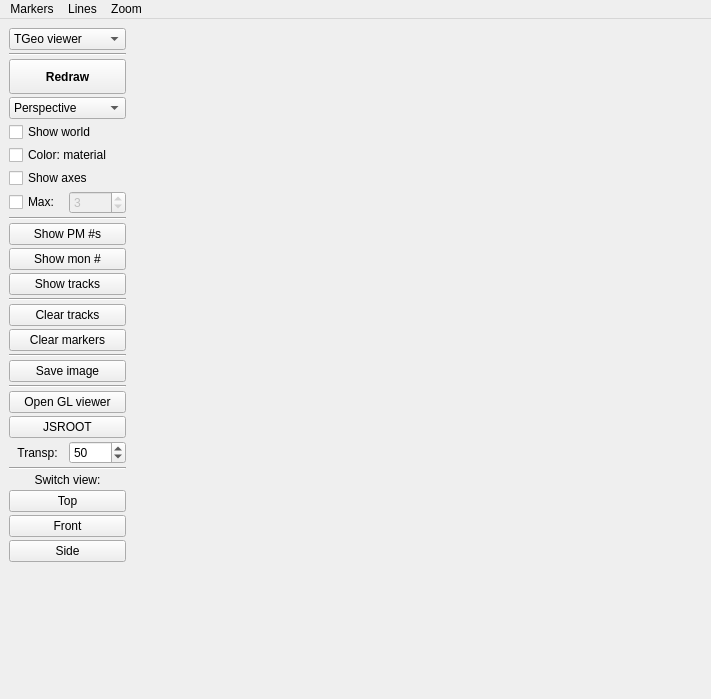
Above: src/gui/geometrywindowclass.ui from andrmor/ANTS2 before the change. Below: the same form after it.
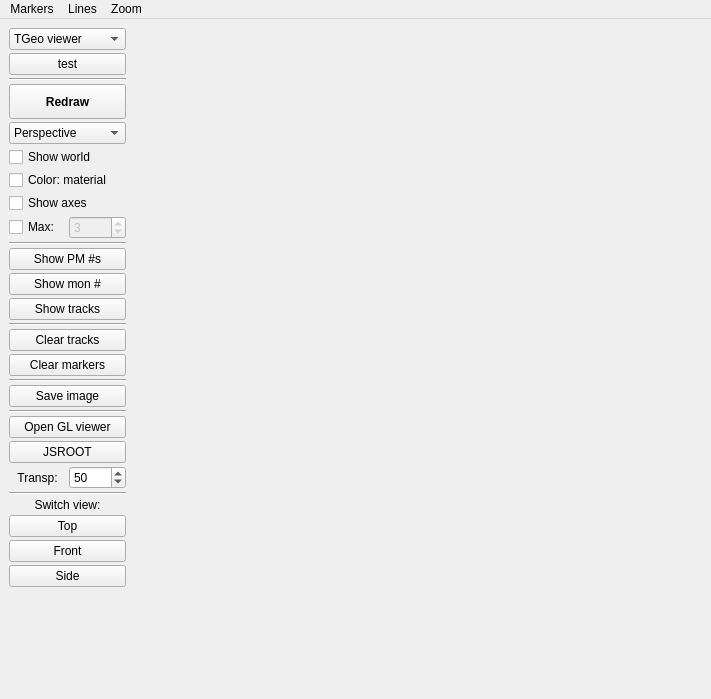
That is the form after the change.

Patch:
```diff
--- a/src/gui/geometrywindowclass.ui
+++ b/src/gui/geometrywindowclass.ui
@@ -74,6 +74,13 @@
          </item>
         </widget>
        </item>
+       <item>
+        <widget class="QPushButton" name="pbTest">
+         <property name="text">
+          <string>test</string>
+         </property>
+        </widget>
+       </item>
        <item>
         <widget class="Line" name="line">
          <property name="orientation">
```
